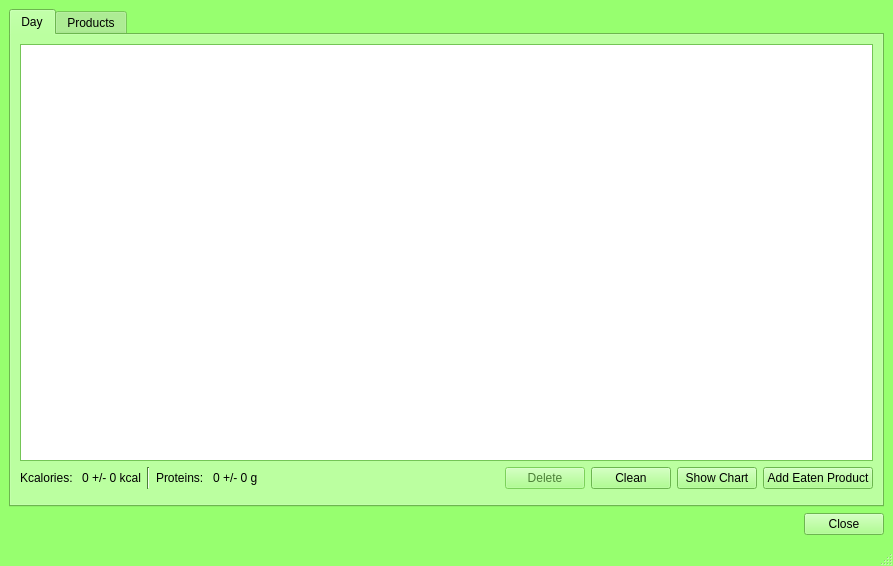
MieszkoP/DDietTracker, file mainwindow.ui: the form before one commit.
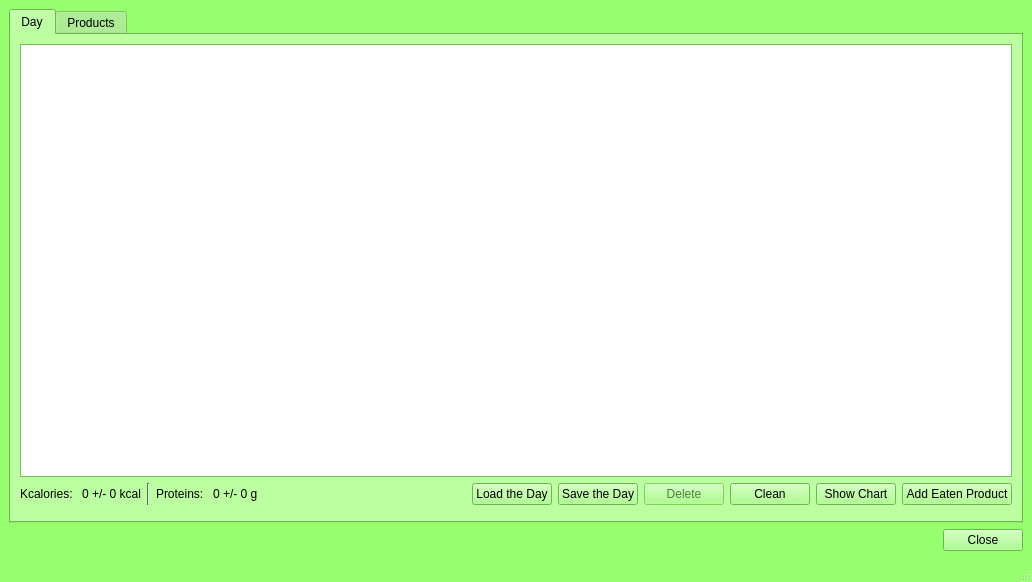
The form after the commit.

Patch:
```diff
--- a/mainwindow.ui
+++ b/mainwindow.ui
@@ -6,8 +6,8 @@
    <rect>
     <x>0</x>
     <y>0</y>
-    <width>893</width>
-    <height>566</height>
+    <width>1032</width>
+    <height>582</height>
    </rect>
   </property>
   <property name="palette">
@@ -562,6 +562,20 @@
               </property>
              </spacer>
             </item>
+            <item>
+             <widget class="QPushButton" name="LoadDayButton">
+              <property name="text">
+               <string>Load the Day</string>
+              </property>
+             </widget>
+            </item>
+            <item>
+             <widget class="QPushButton" name="SaveDayButton">
+              <property name="text">
+               <string>Save the Day</string>
+              </property>
+             </widget>
+            </item>
             <item>
              <widget class="QPushButton" name="DeleteButton">
               <property name="enabled">
```
Left out of the diff: 2 changed lines with no effect on the pictures.
